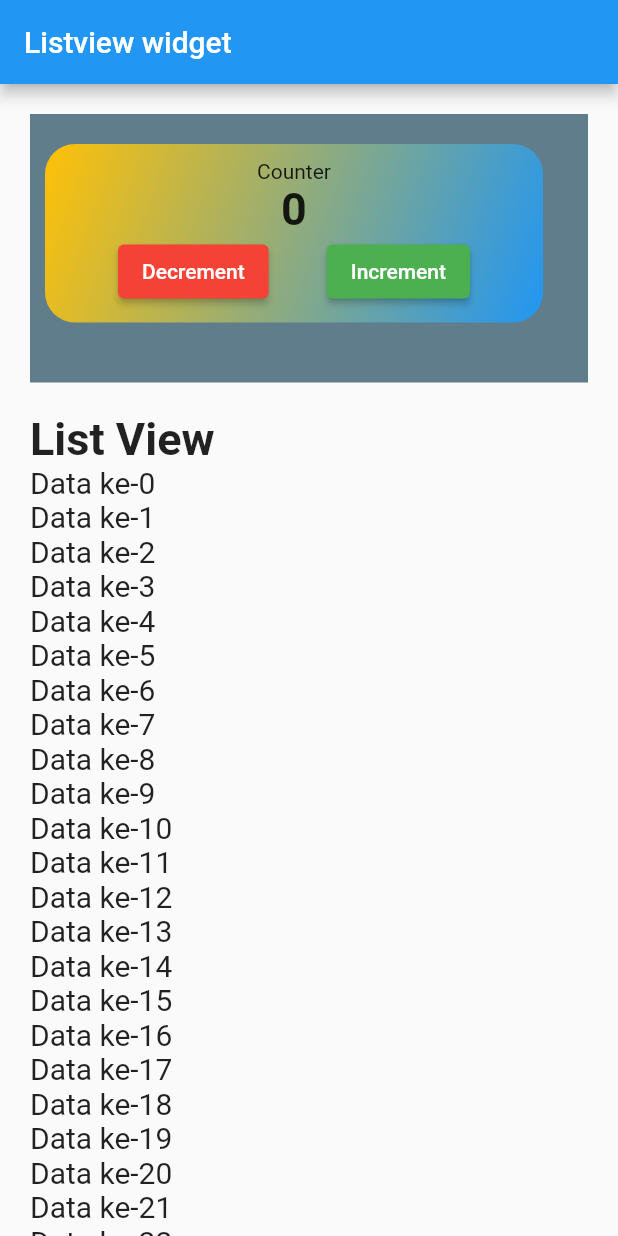
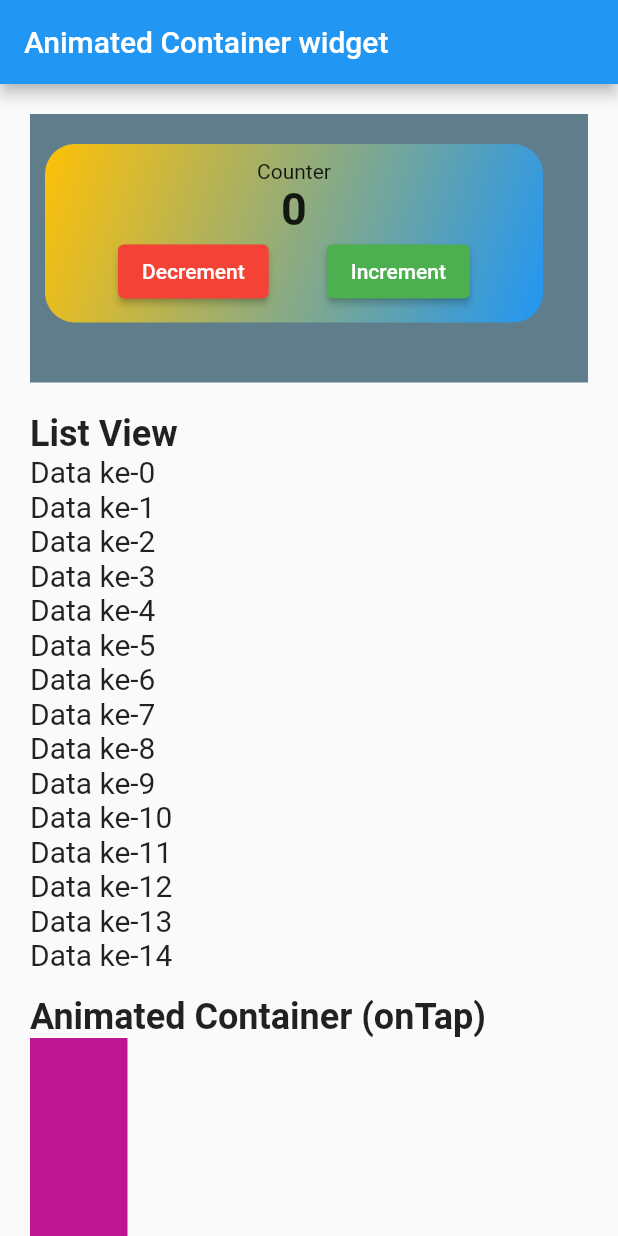
Before and after one commit to nadrianfikri/learn-flutter, a Flutter app: the screen it shows after launch, on a phone screen of 412 x 824 dp. Run offline on Flutter 3.47's test engine with Material 2 defaults, Android fonts, the phone set to English and light mode, and no system bars.

Commit message:
feat: Animated container

```diff
--- a/lib/main.dart
+++ b/lib/main.dart
@@ -1,3 +1,4 @@
+import 'dart:math';
 import 'package:flutter/material.dart';
 
 void main() => runApp(const MyApp());
@@ -12,9 +13,10 @@ class MyApp extends StatefulWidget {
 class _MyAppState extends State<MyApp> {
   int counter = 0;
   List<Widget> widgets = [];
+  Random random = Random();
 
   _MyAppState() {
-    for (int i = 0; i < 100; i++) {
+    for (int i = 0; i < 15; i++) {
       widgets.add(Text('Data ke-$i', style: const TextStyle(fontSize: 20)));
     }
   }
@@ -36,10 +38,11 @@ class _MyAppState extends State<MyApp> {
     return MaterialApp(
       home: Scaffold(
         appBar: AppBar(
-          title: const Text('Listview widget'),
+          title: const Text('Animated Container widget'),
         ),
         body: ListView(padding: const EdgeInsets.all(20), children: [
-          Container(
+          Align(
+            child: Container(
               color: Colors.blueGrey,
               padding: const EdgeInsets.fromLTRB(10, 20, 30, 40),
               margin: const EdgeInsets.only(bottom: 20),
@@ -83,11 +86,32 @@ class _MyAppState extends State<MyApp> {
                 ),
               ),
             ),
+          ),
           const Text(
             'List View',
-            style: TextStyle(fontWeight: FontWeight.w600, fontSize: 30),
+            style: TextStyle(fontWeight: FontWeight.w600, fontSize: 24),
           ),
-          ...widgets
+          ...widgets,
+          const SizedBox(height: 16),
+          const Text(
+            'Animated Container (onTap)',
+            style: TextStyle(fontWeight: FontWeight.w600, fontSize: 24),
+          ),
+          Align(
+            alignment: Alignment.bottomLeft,
+            child: GestureDetector(
+              onTap: () {
+                setState(() {});
+              },
+              child: AnimatedContainer(
+                duration: const Duration(milliseconds: 500),
+                width: 50.0 + random.nextInt(101),
+                height: 50.0 + random.nextInt(101),
+                color: Color.fromARGB(255, random.nextInt(256),
+                    random.nextInt(256), random.nextInt(256)),
+              ),
+            ),
+          ),
         ]),
       ),
     );
```
Lines whose indentation alone changed are shown as unchanged.
